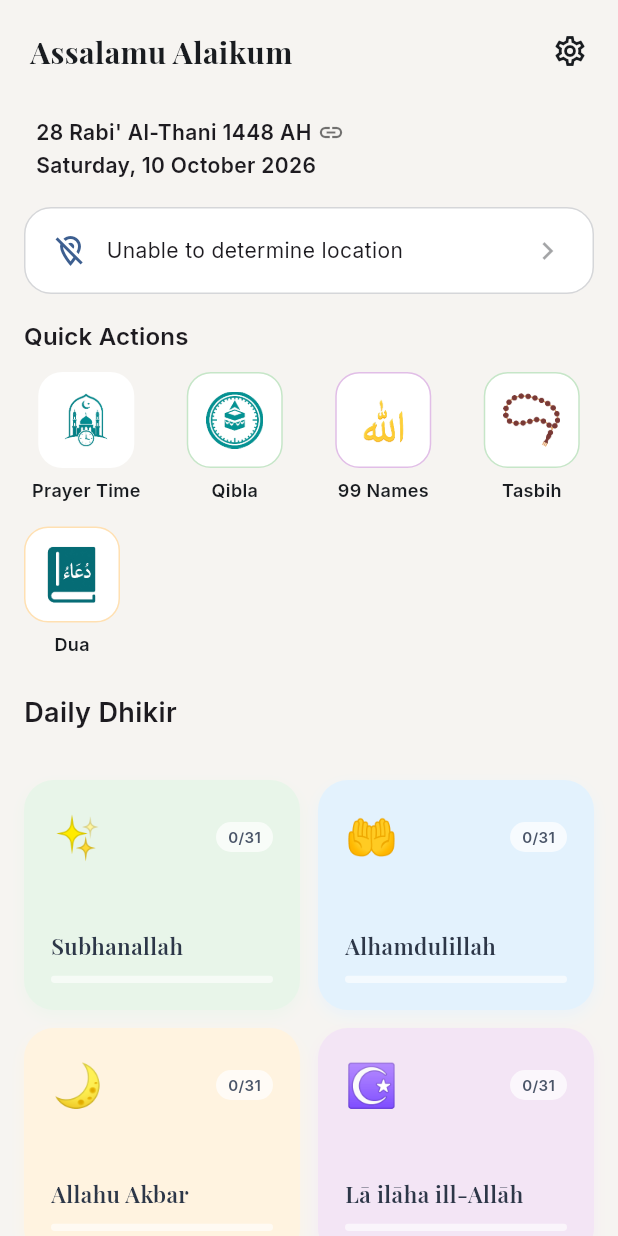
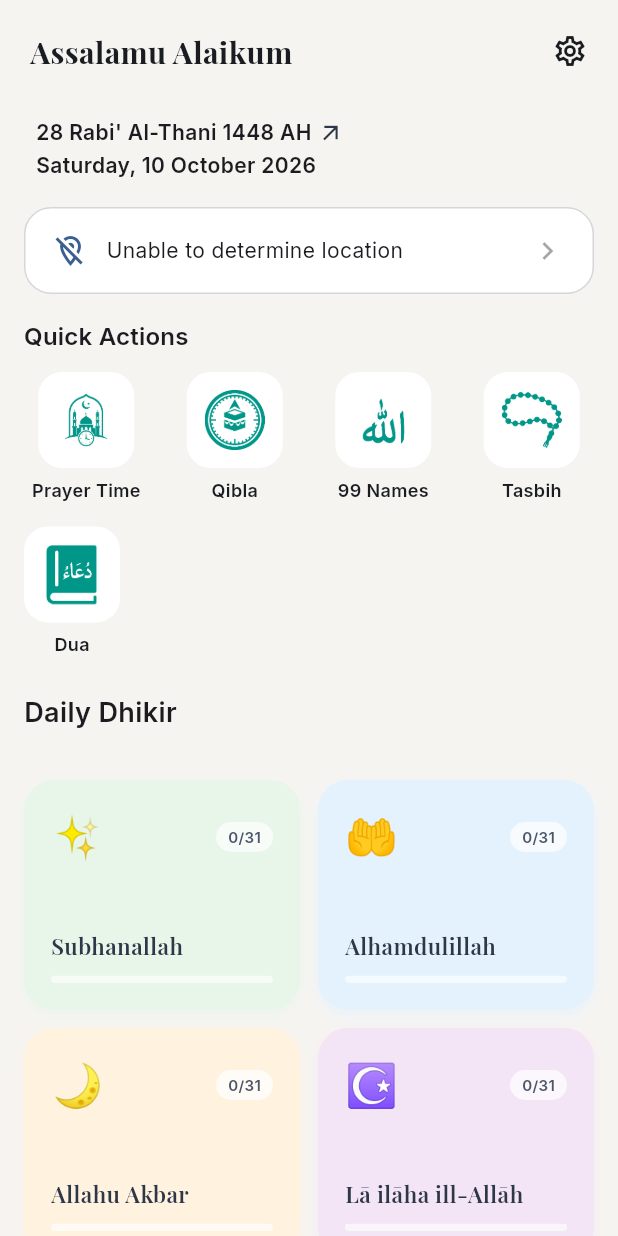
Before and after one commit to najibahmed/dhikrullah, a Flutter app: the screen it shows after launch, on a phone screen of 412 x 824 dp. Run offline on Flutter 3.47's test engine with Material 3 defaults, Android fonts, the phone set to English and light mode, and no system bars; drawn by our look-alikes of upgrader; our stand-ins replace flutter_compass, flutter_local_notifications, flutter_timezone, geocoding, geolocator, google_fonts and 6 more; missing offline and left inert: adhan_dart; accounts and stored records are empty.

Commit message:
chore: UI tweaks and formatting
- Rename schedule section titles to "Sehri & Iftar Times" (en/bn)
- Hijri link icon -> arrow_outward; splash shows "Simply Muslim"
- Quick action tiles: teal icon tint in light mode, border removed
- Line-length formatting in date header and dhikir detail screen

Co-Authored-By: Claude Opus 5.5 <noreply@anthropic.com>

```diff
--- a/lib/core/widgets/date_header_row.dart
+++ b/lib/core/widgets/date_header_row.dart
@@ -35,8 +35,7 @@ class DateHeaderRow extends StatelessWidget {
     this.onHijriTap,
   });
 
-  Widget _sunRow(
-      BuildContext context, IconData icon, Color color, DateTime time) {
+  Widget _sunRow(BuildContext context, IconData icon, Color color, DateTime time) {
     final theme = Theme.of(context);
     return Row(
       mainAxisSize: MainAxisSize.min,
@@ -72,8 +71,7 @@ class DateHeaderRow extends StatelessWidget {
               children: [
                 Row(
                   children: [
-                    Text(
-                        '${hijri.hDay} ${hijri.longMonthName} ${hijri.hYear}${context.l10n.hijriEraSuffix}',
+                    Text('${hijri.hDay} ${hijri.longMonthName} ${hijri.hYear}${context.l10n.hijriEraSuffix}',
                         style: theme.textTheme.bodyMedium?.copyWith(
                           fontWeight: FontWeight.w600,
                         )),
@@ -81,8 +79,10 @@ class DateHeaderRow extends StatelessWidget {
                       const SizedBox(width: 4),
                       GestureDetector(
                         onTap: onHijriTap,
-                        child: const Icon(Icons.link_outlined,
-                            size: 18, color: Colors.black54),
+                        child: const Icon(
+                          Icons.arrow_outward,
+                          size: 18,
+                        ),
                       ),
                     ]
                   ],
@@ -101,11 +101,9 @@ class DateHeaderRow extends StatelessWidget {
             Column(
               crossAxisAlignment: CrossAxisAlignment.end,
               children: [
-                _sunRow(
-                    context, Icons.wb_sunny_outlined, Colors.amber, sunrise!),
+                _sunRow(context, Icons.wb_sunny_outlined, Colors.amber, sunrise!),
                 const SizedBox(height: 4),
-                _sunRow(context, Icons.nightlight_round, Colors.deepOrange,
-                    sunset!),
+                _sunRow(context, Icons.nightlight_round, Colors.deepOrange, sunset!),
               ],
             ),
         ],
--- a/lib/core/widgets/splash_screen.dart
+++ b/lib/core/widgets/splash_screen.dart
@@ -42,7 +42,7 @@ class _SplashScreenState extends State<SplashScreen> {
             Image.asset('assets/images/logo.png', width: 140, height: 140),
             const SizedBox(height: 24),
             Text(
-              l10n.splashAppName,
+              'Simply Muslim',
               style: GoogleFonts.playfairDisplay(
                 fontSize: 26,
                 fontWeight: FontWeight.w700,
--- a/lib/features/dhikir/screens/home_screen.dart
+++ b/lib/features/dhikir/screens/home_screen.dart
@@ -428,13 +428,13 @@ class _QuickActionTile extends StatelessWidget {
               decoration: BoxDecoration(
                 color: Theme.of(context).colorScheme.surface,
                 borderRadius: BorderRadius.circular(16),
-                border: border,
+                // border: border,
               ),
               child: Image.asset(
                 imagePath,
                 cacheHeight: 64 * dpr.round(),
                 cacheWidth: 64 * dpr.round(),
-                color: Theme.of(context).brightness == Brightness.dark ? Colors.white : null, // Original image colours in light mode
+                color: Theme.of(context).brightness == Brightness.dark ? Colors.white : Colors.teal, // Original image colours in light mode
               )),
           const SizedBox(height: 6),
           Text(
--- a/lib/l10n/app_bn.arb
+++ b/lib/l10n/app_bn.arb
@@ -67,9 +67,9 @@
   "qiblaTurnLeft": "বামে ঘুরুন",
   "qiblaTurnRight": "ডানে ঘুরুন",
   "qiblaHeadingLabel": "দিক",
-  "qiblaInstruction": "কাবা শরীফের দিকে মুখ করতে তীর দুটি মুখোমুখি করুন",
   "qiblaBearingLabel": "কিবলা",
   "qiblaNoSensor": "এই ডিভাইসে কম্পাস সেন্সর নেই।",
+  "qiblaInstruction": "কাবা শরীফের দিকে মুখ করতে তীর দুটি মুখোমুখি করুন",
 
   "favoritesScreenTitle": "প্রিয়",
   "favoritesEmptyTitle": "এখনও কোনো প্রিয় যিকির নেই",
@@ -242,8 +242,8 @@
   "prayerNameIshraq": "ইশরাক",
   "prayerNameChasht": "চাশত",
 
-  "todaysScheduleTitle": "আজকের সময়সূচী",
-  "tomorrowsScheduleTitle": "আগামীকালের সময়সূচী",
+  "todaysScheduleTitle": "আজকের সাহরি ও ইফতারের সময়",
+  "tomorrowsScheduleTitle": "আগামীকালের সাহরি ও ইফতারের সময়",
   "iftarStartsIn": "ইফতার শুরু হবে",
   "sehriEndsIn": "সেহরি শেষ হবে",
 
--- a/lib/l10n/app_en.arb
+++ b/lib/l10n/app_en.arb
@@ -74,9 +74,9 @@
   "qiblaTurnLeft": "Turn left",
   "qiblaTurnRight": "Turn right",
   "qiblaHeadingLabel": "Heading",
-  "qiblaInstruction": "Align the two arrows to face towards the Kaaba Sharif.",
   "qiblaBearingLabel": "Qibla",
   "qiblaNoSensor": "Compass sensor is not available on this device.",
+  "qiblaInstruction": "Align the two arrows to face towards the Kaaba Sharif.",
 
   "favoritesScreenTitle": "Favourites",
   "favoritesEmptyTitle": "No favorite dhikir yet",
@@ -271,8 +271,8 @@
   "prayerNameIshraq": "Ishraq",
   "prayerNameChasht": "Chasht",
 
-  "todaysScheduleTitle": "Today’s Schedule",
-  "tomorrowsScheduleTitle": "Tomorrow’s Schedule",
+  "todaysScheduleTitle": "Today’s Sehri & Iftar Times",
+  "tomorrowsScheduleTitle": "Tomorrow’s Sehri & Iftar Times",
   "iftarStartsIn": "Iftar starts in",
   "sehriEndsIn": "Sehri ends in",
 
```
Also changed, not shown: lib/features/dhikir/screens/dhikir_detail_screen.dart (+4 -5 lines), lib/l10n/generated/app_localizations.dart, lib/l10n/generated/app_localizations_bn.dart, lib/l10n/generated/app_localizations_en.dart.
